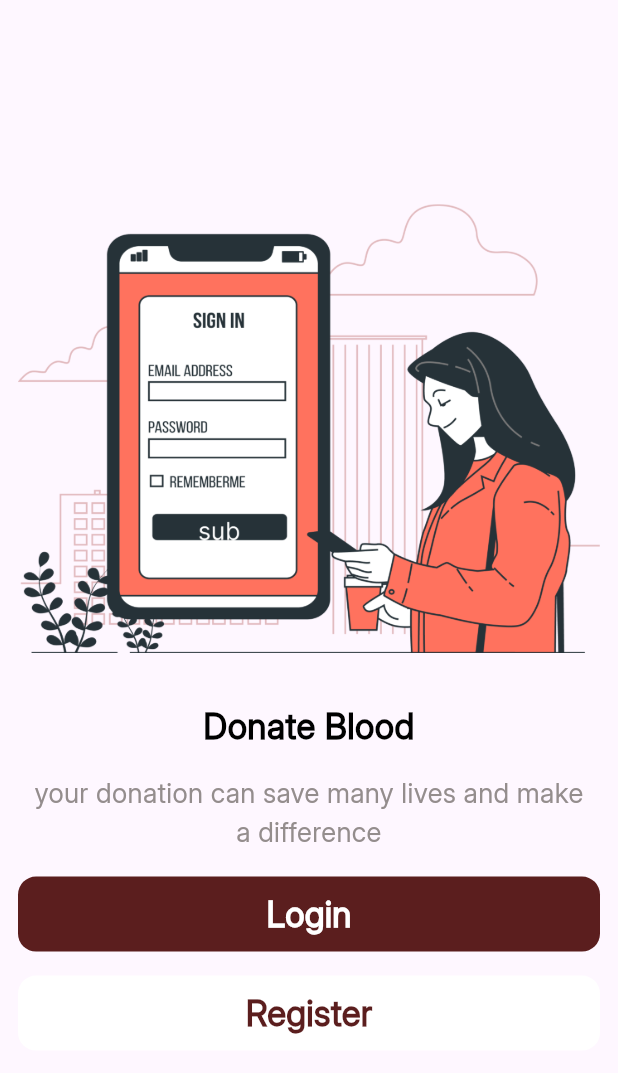
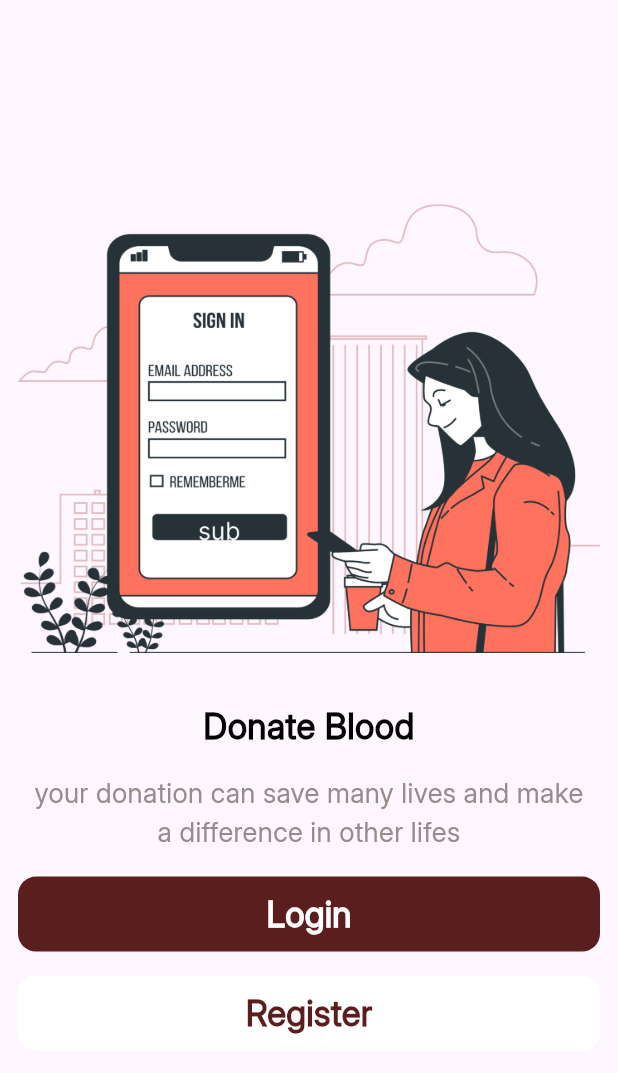
Before and after one commit to AhmedOmran22/graduation-project, a Flutter app: the RegisterOrLoginView screen opened by its route, on a phone screen of 412 x 824 dp. Shown: the top 1073 px of the screen. Run offline on Flutter 3.47's test engine with Material 3 defaults, Android fonts, the phone set to English and light mode, and no system bars; our stand-ins replace dartz, dots_indicator, shared_preferences; accounts and stored records are empty.

Commit message:
create login view and register view

```diff
--- a/lib/core/routes/on_generate_route.dart
+++ b/lib/core/routes/on_generate_route.dart
@@ -1,5 +1,7 @@
 import 'package:flutter/material.dart';
 import 'package:graduation_project/core/routes/routes_name.dart';
+import 'package:graduation_project/features/auth/presentation/views/login_view.dart';
+import 'package:graduation_project/features/auth/presentation/views/register_view.dart';
 import 'package:graduation_project/features/on_boarding/presentation/views/on_boarding_view.dart';
 import 'package:graduation_project/features/on_boarding/presentation/views/register_or_login_view.dart';
 
@@ -14,6 +16,10 @@ Route<dynamic> onGenerateRoutes(RouteSettings settings) {
     case RoutesName.registerOrLogin:
       return MaterialPageRoute(
           builder: (context) => const RegisterOrLoginView());
+    case RoutesName.login:
+      return MaterialPageRoute(builder: (context) => const LoginView());
+    case RoutesName.register:
+      return MaterialPageRoute(builder: (context) => const RegisterView());
     default:
       return MaterialPageRoute(
         builder: (context) => const Scaffold(
--- a/lib/core/routes/routes_name.dart
+++ b/lib/core/routes/routes_name.dart
@@ -2,7 +2,7 @@ abstract class RoutesName
 {
   static const splash = 'splash';
   static const onBoarding = 'onBoarding';
-  static const signup = 'signup';
+  static const register = 'register';
   static const login = 'login';
   static const home = 'home';
   static const registerOrLogin = 'registerOrLogin';
--- a/lib/features/on_boarding/presentation/views/widgets/register_or_login_view_body.dart
+++ b/lib/features/on_boarding/presentation/views/widgets/register_or_login_view_body.dart
@@ -3,6 +3,7 @@ import 'package:graduation_project/core/utils/app_assets.dart';
 import 'package:graduation_project/core/utils/app_colors.dart';
 import 'package:graduation_project/core/widgets/custom_button.dart';
 
+import '../../../../../core/routes/routes_name.dart';
 import '../../../../../core/utils/text_styles.dart';
 
 class RegisterOrLoginViewBody extends StatelessWidget {
@@ -25,16 +26,23 @@ class RegisterOrLoginViewBody extends StatelessWidget {
           Padding(
             padding: const EdgeInsets.symmetric(horizontal: 4),
             child: Text(
-              'your donation can save many lives and make a difference ',
+              'your donation can save many lives and make a difference in other lifes ',
               textAlign: TextAlign.center,
               style: TextStyles.interRegular18,
             ),
           ),
           const SizedBox(height: 16),
-          CustomButton(onPressed: () {}, text: 'Login'),
+          CustomButton(
+            onPressed: () {
+              Navigator.pushNamed(context, RoutesName.login);
+            },
+            text: 'Login',
+          ),
           const SizedBox(height: 16),
           CustomButton(
-            onPressed: () {},
+            onPressed: () {
+              Navigator.pushNamed(context, RoutesName.register);
+            },
             text: 'Register',
             textColor: AppColors.primaryColor,
             backgroundColor: Colors.white,
```
Also changed, not shown: lib/features/auth/presentation/views/login_view.dart (added, +14 -0 lines), lib/features/auth/presentation/views/register_view.dart (added, +14 -0 lines), lib/features/auth/presentation/views/widgets/login_view_body.dart (added, +12 -0 lines), lib/features/auth/presentation/views/widgets/register_view_body.dart (added, +12 -0 lines), lib/features/auth/presentation/views/auth_view.dart (deleted).
